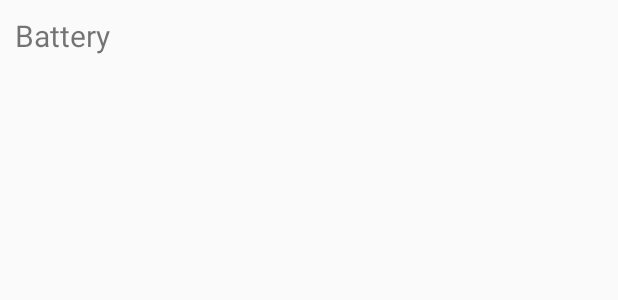
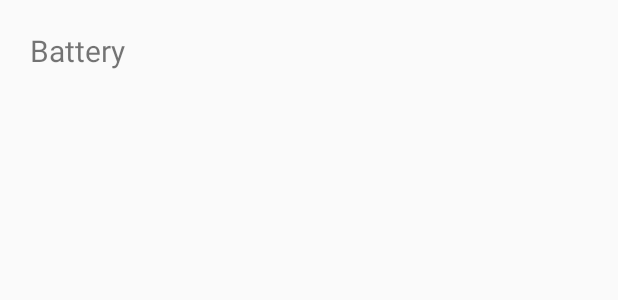
Before and after one commit to Lilichuan/TechStyleLiveWallpaper, an Android app: the layout widget_layout.xml on its own in the app's theme, with its tools: preview values and no code run, on a phone screen of 412 x 824 dp. Shown: the top 300 px of the screen. Run offline under Robolectric (Android 15) with nearby library versions, the phone set to English and light mode, and no system bars.

Commit message:
Battery is working

```diff
--- a/app/src/main/java/com/wallpaper/tim/phoneinsidewallpaper/Widget/CircleWidgetProvider.java
+++ b/app/src/main/java/com/wallpaper/tim/phoneinsidewallpaper/Widget/CircleWidgetProvider.java
@@ -8,6 +8,7 @@ import android.widget.RemoteViews;
 
 import com.wallpaper.tim.phoneinsidewallpaper.R;
 import com.wallpaper.tim.phoneinsidewallpaper.Set.Colors;
+import com.wallpaper.tim.phoneinsidewallpaper.Set.Setting;
 
 import java.text.SimpleDateFormat;
 import java.util.Calendar;
@@ -37,7 +38,9 @@ public class CircleWidgetProvider extends AppWidgetProvider {
         Bundle bundle = appWidgetManager.getAppWidgetOptions(appWidgetId);
         int h = bundle.getInt(AppWidgetManager.OPTION_APPWIDGET_MAX_HEIGHT);
 
-        widgetTool = new WidgetTool(context, Colors.BLUE , h, 7);
+        Setting setting = new Setting(context);
+
+        widgetTool = new WidgetTool(context, setting.getThemeColor() , h, 7);
 
         Calendar calendar = Calendar.getInstance(Locale.TAIWAN);
 
--- a/app/src/main/res/layout/widget_layout.xml
+++ b/app/src/main/res/layout/widget_layout.xml
@@ -6,14 +6,21 @@
 
     <ImageView
         android:id="@+id/window_edge"
-        android:layout_width="match_parent"
-        android:layout_height="match_parent"/>
+        android:layout_width="wrap_content"
+        android:layout_height="wrap_content"
+        android:layout_alignParentTop="true"
+        android:layout_alignParentBottom="true"
+        android:layout_alignParentStart="true"
+        android:layout_alignParentLeft="true"
+        android:layout_alignParentRight="true"
+        android:layout_alignParentEnd="true"/>
 
     <TextView
         android:id="@+id/text"
         android:layout_width="wrap_content"
         android:layout_height="wrap_content"
-        android:layout_margin="@dimen/normal_margin"
+        android:layout_marginTop="@dimen/bigger_margin"
+        android:layout_marginLeft="@dimen/bigger_margin"
         android:textSize="@dimen/normal_text_size"
         android:layout_alignParentTop="true"
         android:text="@string/battery"/>
--- a/app/src/main/res/values/dimens.xml
+++ b/app/src/main/res/values/dimens.xml
@@ -16,5 +16,6 @@
     <dimen name="widget_max_h">170dp</dimen>
 
     <dimen name="normal_margin">10dp</dimen>
+    <dimen name="bigger_margin">20dp</dimen>
 
 </resources>
```
Also changed, not shown: app/src/main/java/com/wallpaper/tim/phoneinsidewallpaper/Draw/AnalysisEffect.java (+5 -3 lines).
